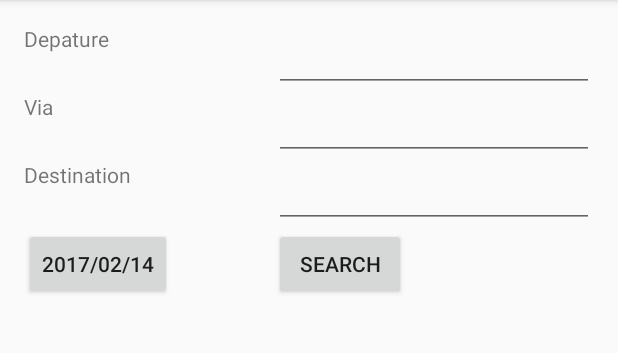
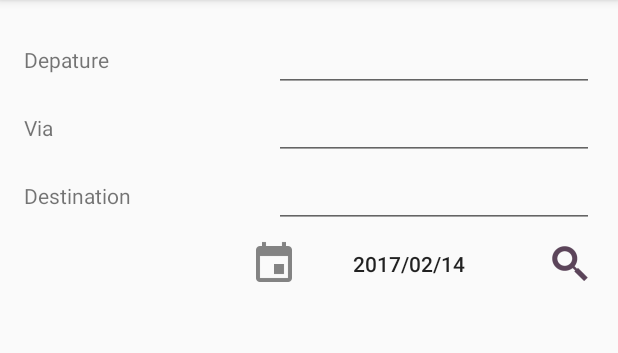
Before and after one commit to hiyuki2578/devcamp2016-b, an Android app: the screen it shows after launch (MainActivity), on a phone screen of 412 x 824 dp, the part 84-437 px from its top. Run offline under Robolectric (Android 15) with nearby library versions, the phone set to English and light mode, and no system bars; our stand-ins replace Volley; libraries missing offline, so code that uses them is left out: com.deploygate.sdk; 4 statements that could not run were skipped.

Commit message:
add image

```diff
--- a/app/src/main/res/layout/activity_main.xml
+++ b/app/src/main/res/layout/activity_main.xml
@@ -32,14 +32,6 @@
             android:text=""
             tools:ignore="LabelFor,RelativeOverlap" />
 
-        <TextView
-            android:id="@+id/Tx_Dep"
-            android:layout_width="wrap_content"
-            android:layout_height="wrap_content"
-            android:layout_alignParentStart="true"
-            android:layout_alignParentTop="true"
-            android:text="@string/depature" />
-
         <AutoCompleteTextView
             android:id="@+id/Via"
             android:layout_width="wrap_content"
@@ -60,37 +52,55 @@
             android:text=""
             tools:ignore="LabelFor" />
 
-        <TextView
-            android:id="@+id/Tx_Arr"
+        <ImageButton
+            android:id="@+id/button"
+            android:src="@drawable/ic_search"
             android:layout_width="wrap_content"
             android:layout_height="wrap_content"
-            android:layout_alignStart="@+id/Tx_Via"
-            android:layout_below="@+id/Via"
-            android:text="@string/destination" />
+            android:text="@string/search"
+            android:layout_below="@+id/Arr"
+            android:layout_alignParentEnd="true"
+            android:background="@null"
+            android:layout_alignBottom="@+id/Day" />
+
+        <TextView
+            android:id="@+id/Tx_Dep"
+            android:layout_width="wrap_content"
+            android:layout_height="wrap_content"
+            android:text="@string/depature"
+            android:layout_alignBaseline="@+id/Dep"
+            android:layout_alignBottom="@+id/Dep"
+            android:layout_toEndOf="@+id/focusView" />
 
         <TextView
             android:id="@+id/Tx_Via"
             android:layout_width="wrap_content"
             android:layout_height="wrap_content"
+            android:text="@string/via"
+            android:layout_alignBaseline="@+id/Via"
+            android:layout_alignBottom="@+id/Via"
             android:layout_alignParentStart="true"
-            android:layout_below="@+id/Dep"
-            android:text="@string/via" />
+            android:layout_alignEnd="@+id/Tx_Dep" />
+
+        <TextView
+            android:id="@+id/Tx_Arr"
+            android:layout_width="wrap_content"
+            android:layout_height="wrap_content"
+            android:text="@string/destination"
+            android:layout_alignBaseline="@+id/Arr"
+            android:layout_alignBottom="@+id/Arr"
+            android:layout_alignParentStart="true" />
 
         <Button
             android:id="@+id/Day"
-            android:layout_width="wrap_content"
+            android:layout_width="270px"
             android:layout_height="wrap_content"
-            android:layout_alignParentStart="true"
+            android:text=""
+            android:background="@null"
+            android:drawableLeft="@drawable/ic_day"
             android:layout_below="@+id/Arr"
-            android:text="" />
-
-        <Button
-            android:id="@+id/button"
-            android:layout_width="wrap_content"
-            android:layout_height="wrap_content"
-            android:layout_alignStart="@+id/Arr"
-            android:layout_below="@+id/Arr"
-            android:text="@string/search" />
+            android:layout_toStartOf="@+id/button"
+            android:layout_marginEnd="17dp" />
 
     </RelativeLayout>
 
```
Also changed, not shown: app/src/main/res/drawable-hdpi/ic_day.png (added), app/src/main/res/drawable-hdpi/ic_search.png (added), app/src/main/res/drawable-mdpi/ic_day.png (added), app/src/main/res/drawable-mdpi/ic_search.png (added), app/src/main/res/drawable-xhdpi/ic_day.png (added), app/src/main/res/drawable-xhdpi/ic_search.png (added), app/src/main/res/drawable-xxhdpi/ic_day.png (added), app/src/main/res/drawable-xxhdpi/ic_search.png (added), 1 other file.
